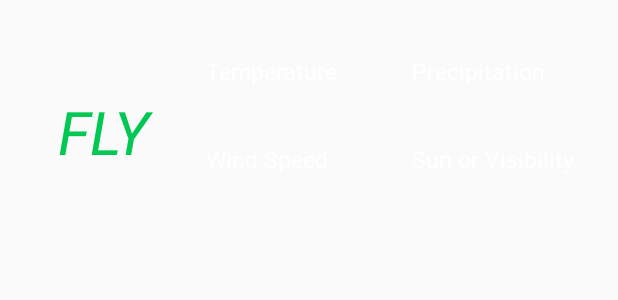
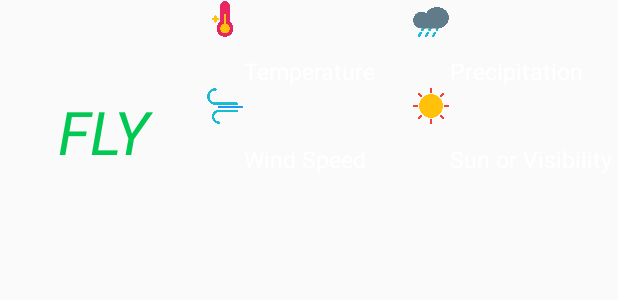
Before and after one commit to abhishekkulhary/airoinspect, an Android app: the layout layout_current_status.xml on its own in the app's theme, with its tools: preview values and no code run, on a phone screen of 412 x 824 dp. Shown: the top 300 px of the screen. Run offline under Robolectric (Android 15) with nearby library versions, the phone set to English and light mode, and no system bars.

Commit message:
added images for current weather conditions

```diff
--- a/app/src/main/java/com/weather/air_o_inspect/CurrentStatus/CurrentStatusData.java
+++ b/app/src/main/java/com/weather/air_o_inspect/CurrentStatus/CurrentStatusData.java
@@ -72,13 +72,13 @@ public class CurrentStatusData {
                             + " " + myApp.getSimpleTimesFormat().format(Long.parseLong(
                             currentWeatherCondition.get("values")
                                     .get(currentWeatherCondition.get("titles").indexOf("time"))) * 1000));
-            this.setCurrent_rain_status("Precipitation: " + currentWeatherCondition.get("values")
+            this.setCurrent_rain_status("" + currentWeatherCondition.get("values")
                     .get(currentWeatherCondition.get("titles").indexOf("precipIntensity")));
-            this.setCurrent_temperature("Temperature: " + currentWeatherCondition.get("values")
+            this.setCurrent_temperature("" + currentWeatherCondition.get("values")
                     .get(currentWeatherCondition.get("titles").indexOf("temperature")));
-            this.setCurrent_visibility("Sun or Visibility: " + currentWeatherCondition.get("values")
+            this.setCurrent_visibility("" + currentWeatherCondition.get("values")
                     .get(currentWeatherCondition.get("titles").indexOf("visibility")));
-            this.setCurrent_wind("Wind Speed: " + currentWeatherCondition.get("values")
+            this.setCurrent_wind("" + currentWeatherCondition.get("values")
                     .get(currentWeatherCondition.get("titles").indexOf("windSpeed")));
 
         }
--- a/app/src/main/java/com/weather/air_o_inspect/MainActivity.java
+++ b/app/src/main/java/com/weather/air_o_inspect/MainActivity.java
@@ -177,11 +177,6 @@ public class MainActivity extends AppCompatActivity implements ActivityCompat.On
                     currentVisibility = findViewById(R.id.current_visibility);
                     currentTimePlace = findViewById(R.id.current_time_place);
 //                    currentFlyStatus.setText(currentStatusData.getCurrent_fly_status());
-                    Log.i("Rain", currentStatusData.getCurrent_rain_status());
-                    Log.i("Temp", currentStatusData.getCurrent_temperature());
-                    Log.i("TimePlace", currentStatusData.getCurrent_time_place());
-                    Log.i("visibility", currentStatusData.getCurrent_visibility());
-                    Log.i("Wind", currentStatusData.getCurrent_wind());
                     currentTemperature.setText(currentStatusData.getCurrent_temperature());
                     currentRainStatus.setText(currentStatusData.getCurrent_rain_status());
                     currentWind.setText(currentStatusData.getCurrent_wind());
--- a/app/src/main/res/layout/layout_current_status.xml
+++ b/app/src/main/res/layout/layout_current_status.xml
@@ -2,20 +2,23 @@
     xmlns:tools="http://schemas.android.com/tools"
     android:layout_width="match_parent"
     android:layout_height="175dp">
+
     <LinearLayout
         android:layout_width="match_parent"
         android:layout_height="match_parent"
         android:orientation="horizontal">
+
         <TextView
             android:id="@+id/current_fly_status"
+            style="@style/TextviewStyleFly"
             android:layout_width="0dp"
             android:layout_height="match_parent"
             android:layout_weight="1"
-        android:text="@string/fly"
             android:gravity="center"
-        style="@style/TextviewStyleFly">
+            android:text="@string/fly">
 
         </TextView>
+
         <LinearLayout
             android:layout_width="0dp"
             android:layout_height="175dp"
@@ -30,25 +33,36 @@
                 android:orientation="horizontal"
                 tools:ignore="NestedWeights">
 
+                <ImageView
+                    android:id="@+id/imageTemp"
+                    android:layout_width="25dp"
+                    android:layout_height="25dp"
+                    android:src="@drawable/temp_icon" />
                 <TextView
                     android:id="@+id/current_temperature"
+                    style="@style/TextviewStyle"
                     android:layout_width="0dp"
                     android:layout_height="match_parent"
                     android:layout_weight="1"
-                android:text="@string/temperature"
                     android:gravity="bottom|start"
-                style="@style/TextviewStyle">
+                    android:text="@string/temperature">
+
 
                 </TextView>
 
+                <ImageView
+                    android:id="@+id/imageRain"
+                    android:layout_width="25dp"
+                    android:layout_height="25dp"
+                    android:src="@drawable/rain_icon" />
                 <TextView
                     android:id="@+id/current_rain_status"
+                    style="@style/TextviewStyle"
                     android:layout_width="0dp"
                     android:layout_height="match_parent"
                     android:layout_weight="1"
-                android:text="@string/precipitation"
                     android:gravity="bottom|start"
-                style="@style/TextviewStyle">
+                    android:text="@string/precipitation">
 
                 </TextView>
 
@@ -60,26 +74,34 @@
                 android:layout_weight="1"
                 android:orientation="horizontal"
                 tools:ignore="NestedWeights">
-
+                <ImageView
+                    android:id="@+id/imageWind"
+                    android:layout_width="25dp"
+                    android:layout_height="25dp"
+                    android:src="@drawable/wind_icon" />
                 <TextView
                     android:id="@+id/current_wind"
+                    style="@style/TextviewStyle"
                     android:layout_width="0dp"
                     android:layout_height="match_parent"
                     android:layout_weight="1"
-                android:text="@string/wind"
                     android:gravity="bottom|start"
-                style="@style/TextviewStyle">
-
+                    android:text="@string/wind">
                 </TextView>
-
+                <ImageView
+                    android:id="@+id/imageVisibility"
+                    android:layout_width="25dp"
+                    android:layout_height="25dp"
+                    android:src="@drawable/visibility_icon" />
                 <TextView
                     android:id="@+id/current_visibility"
+                    style="@style/TextviewStyle"
                     android:layout_width="0dp"
                     android:layout_height="match_parent"
                     android:layout_weight="1"
-                android:text="@string/sun_or_visibility"
                     android:gravity="bottom|start"
-                style="@style/TextviewStyle">
+                    android:text="@string/sun_or_visibility">
+
 
                 </TextView>
 
@@ -87,11 +109,11 @@
 
             <TextView
                 android:id="@+id/current_time_place"
+                style="@style/TextviewStyle"
                 android:layout_width="match_parent"
                 android:layout_height="0dp"
                 android:layout_weight="1"
-            android:gravity="center"
-            style="@style/TextviewStyle">
+                android:gravity="center">
 
             </TextView>
 
```
Also changed, not shown: app/src/main/res/drawable/rain_icon.png (added), app/src/main/res/drawable/temp_icon.png (added), app/src/main/res/drawable/visibility_icon.png (added), app/src/main/res/drawable/wind_icon.png (added). Lines whose indentation alone changed are shown as unchanged.
